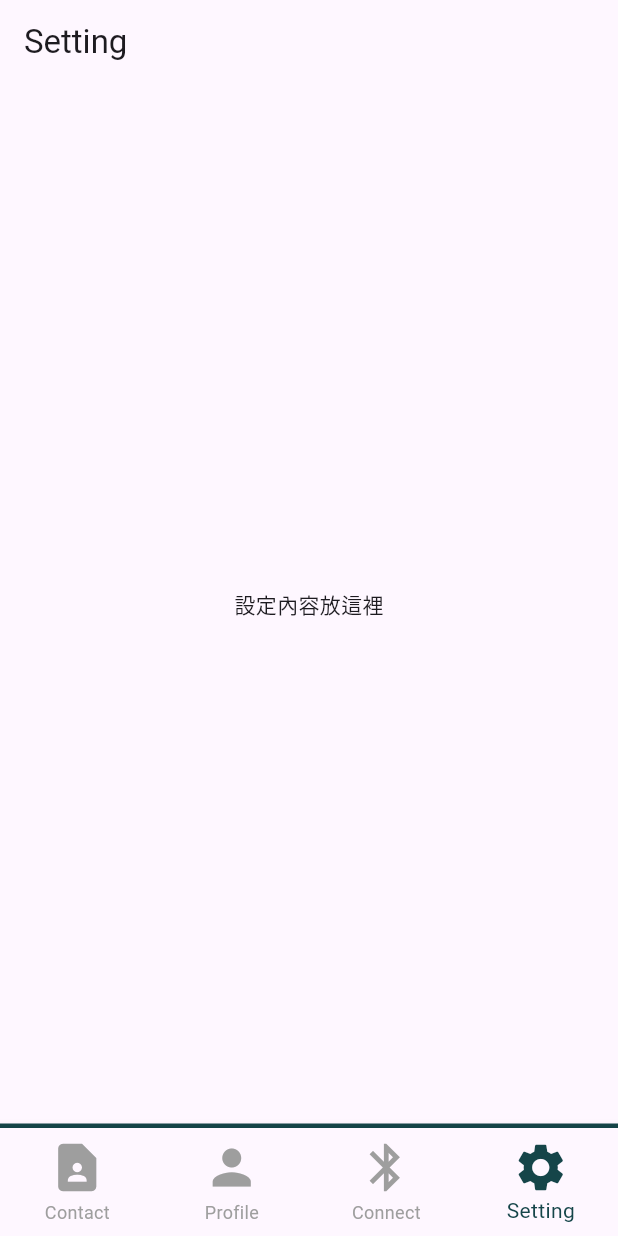
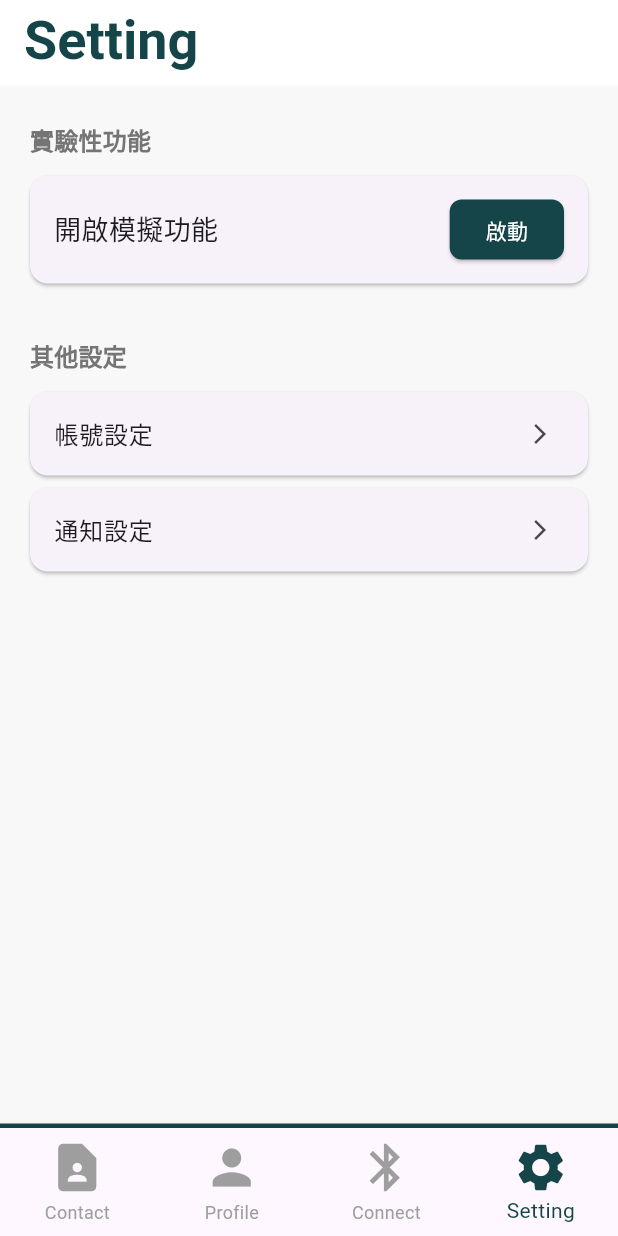
Before and after one commit to Tian1003/XR_card, a Flutter app: the screen it shows after launch, item 4 of the bottom bar chosen, on a phone screen of 412 x 824 dp. Run offline on Flutter 3.47's test engine with Material 3 defaults, Android fonts, the phone set to English and light mode, and no system bars; our stand-ins replace auto_size_text, camera, device_info_plus, flutter_blue_plus, flutter_dotenv, google_generative_ai and 4 more; missing offline and left inert: flutter_ble_peripheral, mobile_scanner; accounts and stored records are empty.

Commit message:
feat: 新增XR模擬器功能與企業分析服務
新增XR模擬器頁面，包含相機預覽和企業名片功能
添加AI服務用於企業分析，支援自動重試機制
引入環境變數管理，將敏感資訊移至.env文件
更新iOS權限描述與相機相關依賴
重構設定頁面，新增XR模擬器入口

```diff
--- a/lib/features/setting/setting_page.dart
+++ b/lib/features/setting/setting_page.dart
@@ -1,13 +1,121 @@
 import 'package:flutter/material.dart';
+import 'package:my_app/core/theme/app_colors.dart';
+import 'package:my_app/features/xr_simulator/xr_simulator_page.dart';
 
 class SettingPage extends StatelessWidget {
   const SettingPage({super.key});
 
+  // 導航到 XR 模擬器頁面的方法
+  void _navigateToXrSimulator(BuildContext context) {
+    Navigator.push(
+      context,
+      MaterialPageRoute(builder: (_) => const XrSimulatorPage()),
+    );
+  }
+
   @override
   Widget build(BuildContext context) {
     return Scaffold(
-      appBar: AppBar(title: const Text('Setting')),
-      body: const Center(child: Text('設定內容放這裡')),
+      appBar: AppBar(
+        title: const Text(
+          'Setting',
+          style: TextStyle(
+            color: AppColors.primary,
+            fontSize: 36,
+            fontWeight: FontWeight.bold,
+          ),
+        ),
+        centerTitle: false,
+        backgroundColor: Colors.white,
+        elevation: 0,
+        bottom: const PreferredSize(
+          preferredSize: Size.fromHeight(1),
+          child: ColoredBox(
+            color: AppColors.primary,
+            child: SizedBox(height: 3),
+          ),
+        ),
+      ),
+      backgroundColor: AppColors.background,
+      body: ListView(
+        padding: const EdgeInsets.all(16.0),
+        children: [
+          _buildSectionTitle(context, '實驗性功能'),
+
+          // 開啟模擬功能的選項
+          Card(
+            elevation: 1,
+            shape: RoundedRectangleBorder(
+              borderRadius: BorderRadius.circular(12),
+            ),
+            child: Padding(
+              padding: const EdgeInsets.symmetric(
+                horizontal: 16.0,
+                vertical: 12.0,
+              ),
+              child: Row(
+                mainAxisAlignment: MainAxisAlignment.spaceBetween,
+                children: [
+                  const Text(
+                    '開啟模擬功能',
+                    style: TextStyle(fontSize: 18, fontWeight: FontWeight.w500),
+                  ),
+                  ElevatedButton(
+                    style: ElevatedButton.styleFrom(
+                      backgroundColor: AppColors.primary,
+                      foregroundColor: Colors.white,
+                      shape: RoundedRectangleBorder(
+                        borderRadius: BorderRadius.circular(8),
+                      ),
+                    ),
+                    onPressed: () => _navigateToXrSimulator(context),
+                    child: const Text('啟動'),
+                  ),
+                ],
+              ),
+            ),
+          ),
+
+          const SizedBox(height: 24),
+
+          _buildSectionTitle(context, '其他設定'),
+          // 可以在這裡加入更多設定選項
+          Card(
+            elevation: 1,
+            shape: RoundedRectangleBorder(
+              borderRadius: BorderRadius.circular(12),
+            ),
+            child: ListTile(
+              title: Text('帳號設定'),
+              trailing: Icon(Icons.arrow_forward_ios, size: 16),
+            ),
+          ),
+          Card(
+            elevation: 1,
+            shape: RoundedRectangleBorder(
+              borderRadius: BorderRadius.circular(12),
+            ),
+            child: ListTile(
+              title: Text('通知設定'),
+              trailing: Icon(Icons.arrow_forward_ios, size: 16),
+            ),
+          ),
+        ],
+      ),
+    );
+  }
+
+  // 抽出一個建立區塊標題的 widget
+  Widget _buildSectionTitle(BuildContext context, String title) {
+    return Padding(
+      padding: const EdgeInsets.only(bottom: 8.0, top: 8.0, left: 4.0),
+      child: Text(
+        title,
+        style: Theme.of(context).textTheme.titleMedium?.copyWith(
+          color: Colors.grey.shade600,
+          fontWeight: FontWeight.bold,
+        ),
+      ),
     );
   }
 }
```
Also changed, not shown: lib/core/widgets/expanding_fab.dart (added, +173 -0 lines), lib/core/widgets/xr_business_card.dart (added, +108 -0 lines), lib/features/xr_simulator/xr_simulator_page.dart (added, +232 -0 lines), lib/main.dart (+12 -8 lines), lib/services/ai_service.dart (added, +58 -0 lines), pubspec.yaml (+20 -12 lines), pubspec.lock, 5 other files.
